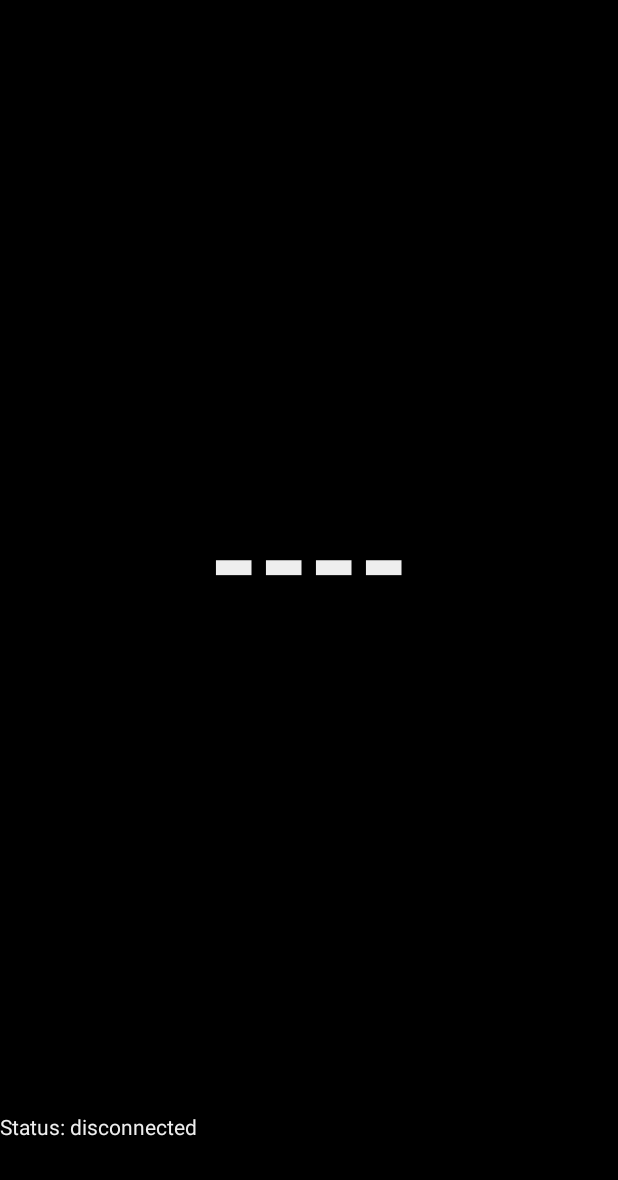
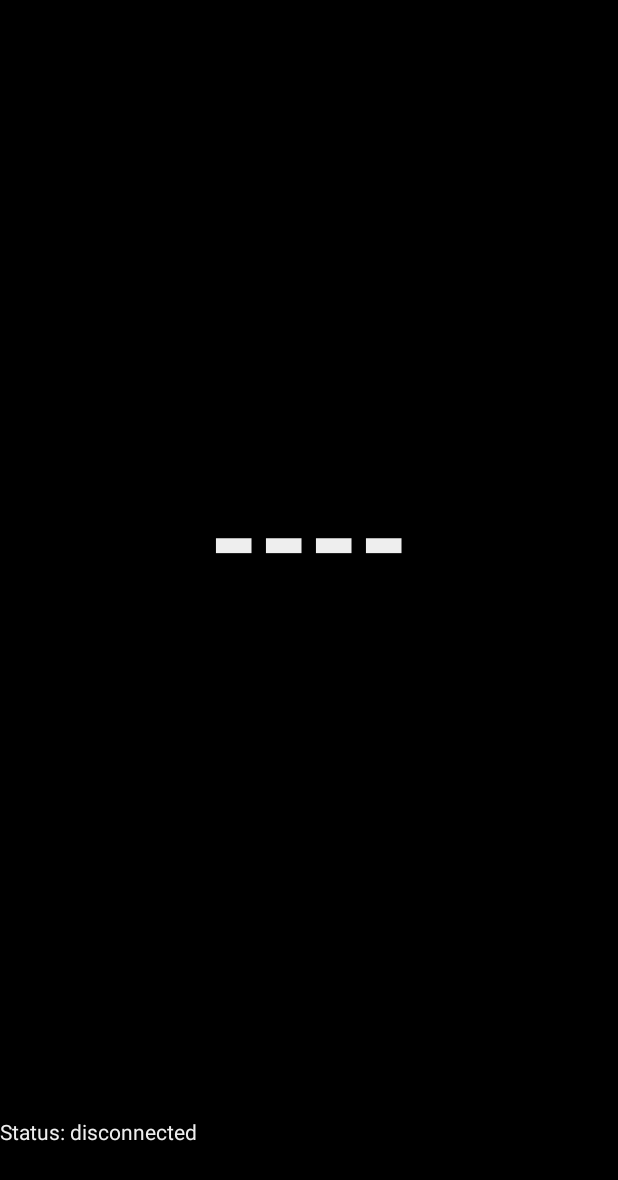
Before and after one commit to svenstorp/SIPlayground, an Android app: the screen it shows after launch (FullscreenActivity), on a phone screen of 412 x 824 dp. Shown: the top 1180 px of the screen. Run offline under Robolectric (Android 15) with nearby library versions, the phone set to English and light mode, and no system bars; libraries missing offline, so code that uses them is left out: com.felhr.usbserial.

Commit message:
* Add OL flag like icon * Add list of punches below time

```diff
--- a/app/src/main/res/layout/activity_fullscreen.xml
+++ b/app/src/main/res/layout/activity_fullscreen.xml
@@ -23,12 +23,25 @@
             android:id="@+id/fullscreen_content"
             android:layout_width="match_parent"
             android:layout_height="wrap_content"
-            android:layout_weight="10"
-            android:gravity="center"
+            android:layout_weight="5"
+            android:gravity="bottom|center_horizontal"
             android:keepScreenOn="true"
             android:text="@string/fullscreen_text"
             android:textColor="#eeeeee"
             android:textSize="86sp"
+            android:textStyle="bold" />
+
+        <TextView
+            android:id="@+id/punches_content"
+            android:layout_width="match_parent"
+            android:layout_height="wrap_content"
+            android:layout_weight="5"
+            android:gravity="center_horizontal"
+            android:paddingLeft="20sp"
+            android:paddingRight="20sp"
+            android:text="@string/punches_text"
+            android:textColor="#eeeeee"
+            android:textSize="24sp"
             android:textStyle="bold" />
 
         <TextView
@@ -63,6 +76,7 @@
                 android:layout_width="match_parent"
                 android:layout_height="wrap_content"
                 android:text="@string/status_text_wrapped" />
+
         </LinearLayout>
 
     </FrameLayout>
--- a/app/src/main/res/mipmap-anydpi-v26/ic_launcher.xml
+++ b/app/src/main/res/mipmap-anydpi-v26/ic_launcher.xml
@@ -1,5 +1,5 @@
 <?xml version="1.0" encoding="utf-8"?>
 <adaptive-icon xmlns:android="http://schemas.android.com/apk/res/android">
-    <background android:drawable="@drawable/ic_launcher_background" />
-    <foreground android:drawable="@drawable/ic_launcher_foreground" />
+    <background android:drawable="@color/ic_launcher_background"/>
+    <foreground android:drawable="@drawable/ic_launcher_foreground"/>
 </adaptive-icon>
--- a/app/src/main/res/mipmap-anydpi-v26/ic_launcher_round.xml
+++ b/app/src/main/res/mipmap-anydpi-v26/ic_launcher_round.xml
@@ -1,5 +1,5 @@
 <?xml version="1.0" encoding="utf-8"?>
 <adaptive-icon xmlns:android="http://schemas.android.com/apk/res/android">
-    <background android:drawable="@drawable/ic_launcher_background" />
-    <foreground android:drawable="@drawable/ic_launcher_foreground" />
+    <background android:drawable="@color/ic_launcher_background"/>
+    <foreground android:drawable="@drawable/ic_launcher_foreground"/>
 </adaptive-icon>
--- /dev/null
+++ b/app/src/main/res/values/ic_launcher_background.xml
@@ -0,0 +1,4 @@
+<?xml version="1.0" encoding="utf-8"?>
+<resources>
+    <color name="ic_launcher_background">#FFFFFF</color>
+</resources>
--- a/app/src/main/res/values/strings.xml
+++ b/app/src/main/res/values/strings.xml
@@ -2,6 +2,7 @@
     <string name="app_name">SI Playground</string>
 
     <string name="fullscreen_text">----</string>
+    <string name="punches_text"></string>
     <string name="status_text">Status: disconnected</string>
     <string name="status_text_wrapped"></string>
 </resources>
```
Also changed, not shown: app/src/main/java/com/svenstorp/siplayground/FullscreenActivity.java (+17 -1 lines), app/src/main/res/drawable/ic_launcher_foreground.xml (added, +13 -0 lines), app/src/main/ic_launcher-playstore.png (added), app/src/main/res/mipmap-hdpi/ic_launcher.png, app/src/main/res/mipmap-hdpi/ic_launcher_round.png, app/src/main/res/mipmap-mdpi/ic_launcher.png, app/src/main/res/mipmap-mdpi/ic_launcher_round.png, app/src/main/res/mipmap-xhdpi/ic_launcher.png, app/src/main/res/mipmap-xhdpi/ic_launcher_round.png, app/src/main/res/mipmap-xxhdpi/ic_launcher.png, app/src/main/res/mipmap-xxhdpi/ic_launcher_round.png, app/src/main/res/mipmap-xxxhdpi/ic_launcher.png, app/src/main/res/mipmap-xxxhdpi/ic_launcher_round.png.
